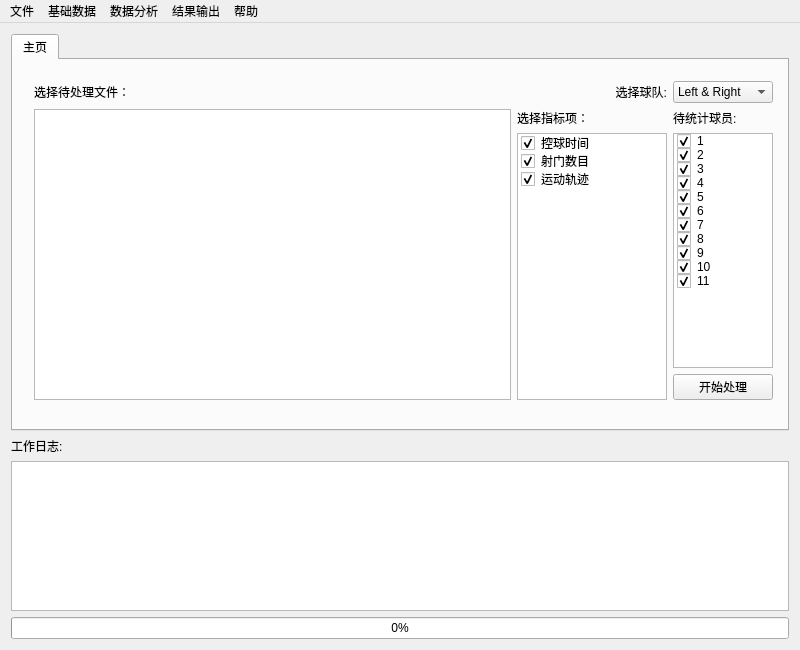
This is src/qt5/mainwindow.ui in Hard-bitten/Analyst as Qt 5 draws it before an edit. The edited form follows.
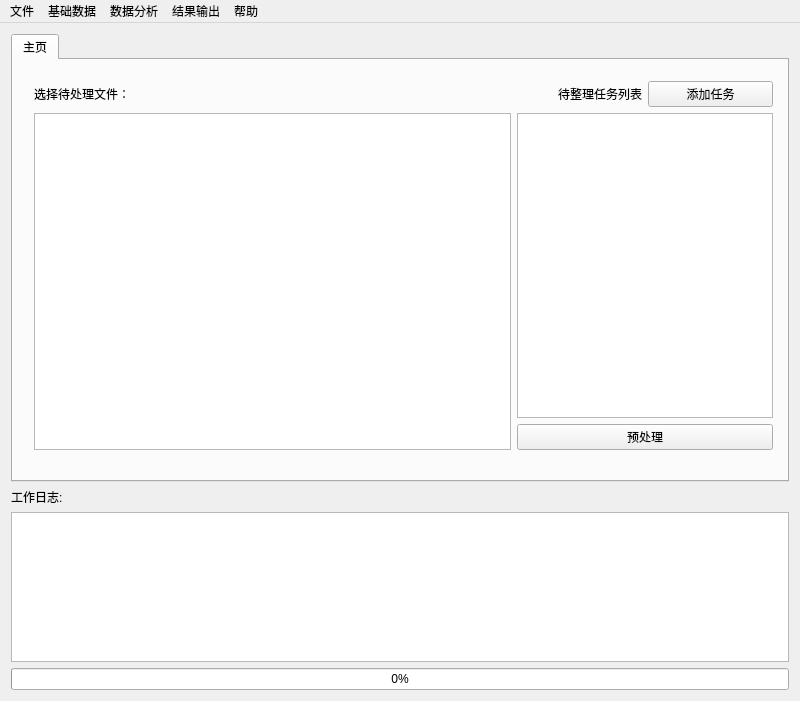
This is the edited form.

Diff of the .ui file:
```diff
--- a/src/qt5/mainwindow.ui
+++ b/src/qt5/mainwindow.ui
@@ -10,7 +10,7 @@
     <x>0</x>
     <y>0</y>
     <width>800</width>
-    <height>650</height>
+    <height>701</height>
    </rect>
   </property>
   <property name="sizePolicy">
@@ -48,27 +48,30 @@
        <attribute name="title">
         <string>主页</string>
        </attribute>
-       <widget class="QWidget" name="">
+       <widget class="QWidget" name="layoutWidget">
         <property name="geometry">
          <rect>
           <x>10</x>
           <y>10</y>
           <width>761</width>
-          <height>341</height>
+          <height>391</height>
          </rect>
         </property>
         <layout class="QGridLayout" name="gridLayout">
-         <item row="0" column="0">
-          <widget class="QLabel" name="label_static">
-           <property name="text">
-            <string>选择待处理文件：</string>
+         <item row="1" column="0" rowspan="2">
+          <widget class="QListWidget" name="tasklist">
+           <property name="sizePolicy">
+            <sizepolicy hsizetype="Expanding" vsizetype="Expanding">
+             <horstretch>0</horstretch>
+             <verstretch>0</verstretch>
+            </sizepolicy>
            </property>
           </widget>
          </item>
          <item row="0" column="1">
           <widget class="QLabel" name="label_2">
            <property name="text">
-            <string>选择球队:</string>
+            <string>待整理任务列表</string>
            </property>
            <property name="alignment">
             <set>Qt::AlignRight|Qt::AlignTrailing|Qt::AlignVCenter</set>
@@ -76,217 +79,30 @@
           </widget>
          </item>
          <item row="0" column="2">
-          <widget class="QComboBox" name="comboBox">
-           <item>
-            <property name="text">
-             <string>Left &amp; Right</string>
-            </property>
-           </item>
-           <item>
-            <property name="text">
-             <string>Left</string>
-            </property>
-           </item>
-           <item>
-            <property name="text">
-             <string>Right</string>
-            </property>
-           </item>
-          </widget>
-         </item>
-         <item row="1" column="1">
-          <widget class="QLabel" name="label_static_2">
-           <property name="sizePolicy">
-            <sizepolicy hsizetype="Minimum" vsizetype="Fixed">
-             <horstretch>0</horstretch>
-             <verstretch>0</verstretch>
-            </sizepolicy>
-           </property>
-           <property name="minimumSize">
-            <size>
-             <width>0</width>
-             <height>10</height>
-            </size>
-           </property>
+          <widget class="QPushButton" name="pushButton">
            <property name="text">
-            <string>选择指标项：</string>
+            <string>添加任务</string>
            </property>
           </widget>
          </item>
-         <item row="1" column="2">
-          <widget class="QLabel" name="label_3">
-           <property name="sizePolicy">
-            <sizepolicy hsizetype="Preferred" vsizetype="Fixed">
-             <horstretch>0</horstretch>
-             <verstretch>0</verstretch>
-            </sizepolicy>
-           </property>
-           <property name="minimumSize">
-            <size>
-             <width>0</width>
-             <height>10</height>
-            </size>
-           </property>
+         <item row="0" column="0">
+          <widget class="QLabel" name="label_static">
            <property name="text">
-            <string>待统计球员:</string>
+            <string>选择待处理文件：</string>
            </property>
           </widget>
          </item>
-         <item row="2" column="1" rowspan="2">
-          <widget class="QListWidget" name="normlist">
-           <property name="sizePolicy">
-            <sizepolicy hsizetype="Maximum" vsizetype="Expanding">
-             <horstretch>0</horstretch>
-             <verstretch>0</verstretch>
-            </sizepolicy>
-           </property>
-           <property name="maximumSize">
-            <size>
-             <width>150</width>
-             <height>16777215</height>
-            </size>
-           </property>
-           <item>
-            <property name="text">
-             <string>控球时间</string>
-            </property>
-            <property name="checkState">
-             <enum>Checked</enum>
-            </property>
-           </item>
-           <item>
-            <property name="text">
-             <string>射门数目</string>
-            </property>
-            <property name="checkState">
-             <enum>Checked</enum>
-            </property>
-           </item>
-           <item>
-            <property name="text">
-             <string>运动轨迹</string>
-            </property>
-            <property name="checkState">
-             <enum>Checked</enum>
-            </property>
-           </item>
-          </widget>
-         </item>
-         <item row="2" column="2">
-          <widget class="QListWidget" name="normlist_2">
-           <property name="sizePolicy">
-            <sizepolicy hsizetype="Maximum" vsizetype="Minimum">
-             <horstretch>0</horstretch>
-             <verstretch>0</verstretch>
-            </sizepolicy>
-           </property>
-           <property name="maximumSize">
-            <size>
-             <width>100</width>
-             <height>16777215</height>
-            </size>
-           </property>
-           <item>
-            <property name="text">
-             <string>1</string>
-            </property>
-            <property name="checkState">
-             <enum>Checked</enum>
-            </property>
-           </item>
-           <item>
-            <property name="text">
-             <string>2</string>
-            </property>
-            <property name="checkState">
-             <enum>Checked</enum>
-            </property>
-           </item>
-           <item>
-            <property name="text">
-             <string>3</string>
-            </property>
-            <property name="checkState">
-             <enum>Checked</enum>
-            </property>
-           </item>
-           <item>
-            <property name="text">
-             <string>4</string>
-            </property>
-            <property name="checkState">
-             <enum>Checked</enum>
-            </property>
-           </item>
-           <item>
-            <property name="text">
-             <string>5</string>
-            </property>
-            <property name="checkState">
-             <enum>Checked</enum>
-            </property>
-           </item>
-           <item>
-            <property name="text">
-             <string>6</string>
-            </property>
-            <property name="checkState">
-             <enum>Checked</enum>
-            </property>
-           </item>
-           <item>
-            <property name="text">
-             <string>7</string>
-            </property>
-            <property name="checkState">
-             <enum>Checked</enum>
-            </property>
-           </item>
-           <item>
-            <property name="text">
-             <string>8</string>
-            </property>
-            <property name="checkState">
-             <enum>Checked</enum>
-            </property>
-           </item>
-           <item>
-            <property name="text">
-             <string>9</string>
-            </property>
-            <property name="checkState">
-             <enum>Checked</enum>
-            </property>
-           </item>
-           <item>
-            <property name="text">
-             <string>10</string>
-            </property>
-            <property name="checkState">
-             <enum>Checked</enum>
-            </property>
-           </item>
-           <item>
-            <property name="text">
-             <string>11</string>
-            </property>
-            <property name="checkState">
-             <enum>Checked</enum>
-            </property>
-           </item>
-          </widget>
-         </item>
-         <item row="3" column="2">
+         <item row="2" column="1" colspan="2">
           <widget class="QPushButton" name="run">
            <property name="text">
-            <string>开始处理</string>
+            <string>预处理</string>
            </property>
           </widget>
          </item>
-         <item row="1" column="0" rowspan="3">
-          <widget class="QListWidget" name="tasklist">
+         <item row="1" column="1" colspan="2">
+          <widget class="QListWidget" name="objlist">
            <property name="sizePolicy">
-            <sizepolicy hsizetype="Expanding" vsizetype="Expanding">
+            <sizepolicy hsizetype="Minimum" vsizetype="Minimum">
              <horstretch>0</horstretch>
              <verstretch>0</verstretch>
             </sizepolicy>
```
